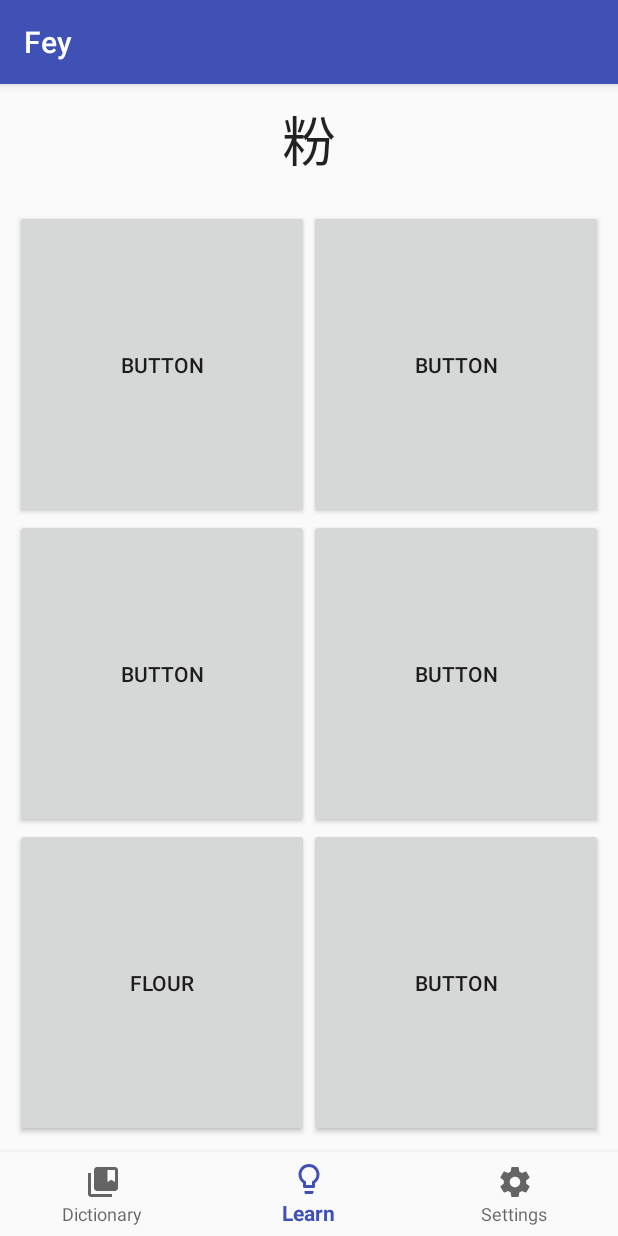
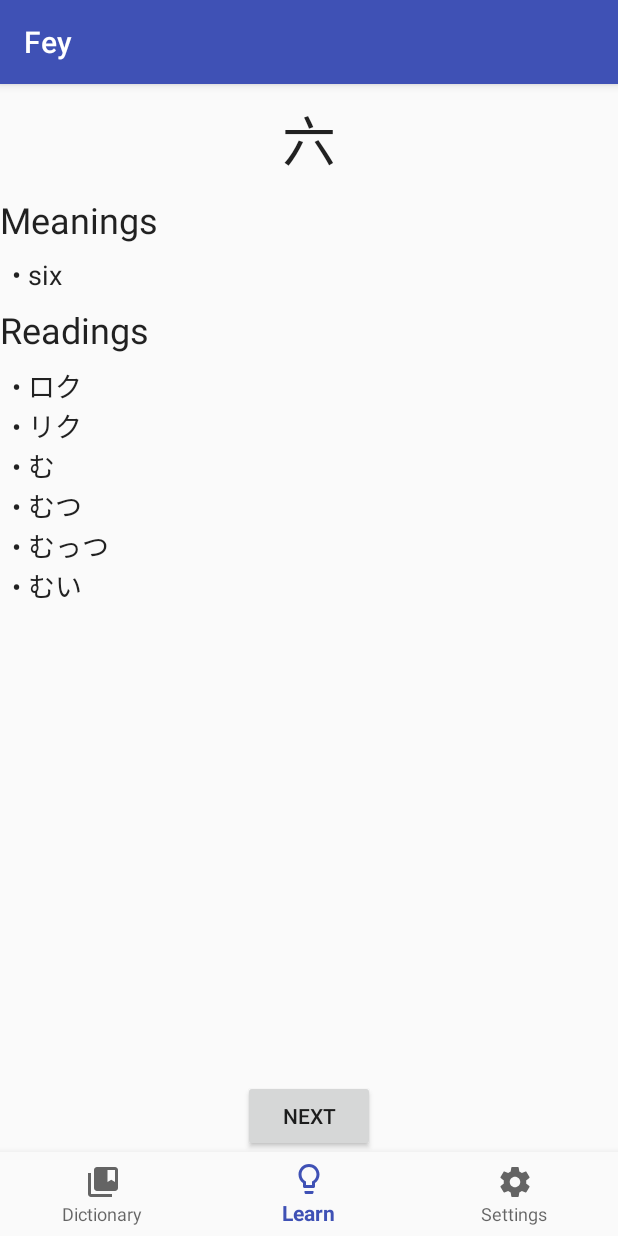
Before and after one commit to Teemperor/Fey, an Android app: the screen it shows after launch (MainActivity), item 2 of the bottom bar chosen, on a phone screen of 412 x 824 dp. Run offline under Robolectric (Android 15) with nearby library versions, the phone set to English and light mode, and no system bars; libraries missing offline, so code that uses them is left out: android.test.

Commit message:
Adapted UI to new learning process

```diff
--- a/app/src/main/java/de/teemperor/fey/fey/InfoFragment.java
+++ b/app/src/main/java/de/teemperor/fey/fey/InfoFragment.java
@@ -6,6 +6,7 @@ import android.app.Fragment;
 import android.view.LayoutInflater;
 import android.view.View;
 import android.view.ViewGroup;
+import android.widget.Button;
 import android.widget.TextView;
 
 import java.util.List;
@@ -26,7 +27,10 @@ public class InfoFragment extends Fragment {
     private String mParam1;
     private String mParam2;
 
+    private Symbol symbolToDisplay;
+
     private TextView symbol, meanings, readings;
+    private boolean showNext;
 
     public InfoFragment() {
         // Required empty public constructor
@@ -58,11 +62,13 @@ public class InfoFragment extends Fragment {
      * @return A new instance of fragment InfoFragment.
      */
     // TODO: Rename and change types and number of parameters
-    public static InfoFragment newInstance(String param1, String param2) {
+    public static InfoFragment newInstance(Symbol s, boolean showNext) {
         InfoFragment fragment = new InfoFragment();
+        fragment.symbolToDisplay = s;
+        fragment.showNext = showNext;
         Bundle args = new Bundle();
-        args.putString(ARG_PARAM1, param1);
-        args.putString(ARG_PARAM2, param2);
+        args.putString(ARG_PARAM1, "");
+        args.putString(ARG_PARAM2, "y");
         fragment.setArguments(args);
         return fragment;
     }
@@ -85,8 +91,19 @@ public class InfoFragment extends Fragment {
         symbol = (TextView) view.findViewById(R.id.symbol);
         meanings = (TextView) view.findViewById(R.id.meaningsText);
         readings = (TextView) view.findViewById(R.id.readingsText);
+        Button nextButton = (Button) view.findViewById(R.id.nextButton);
+        if (showNext) {
+            nextButton.setOnClickListener(new View.OnClickListener() {
+                @Override
+                public void onClick(View view) {
+                    LearnFragment.singleton.next();
+                }
+            });
+        } else {
+            nextButton.setVisibility(View.INVISIBLE);
+        }
 
-        setSymbol(SymbolDict.singleton.getRandom());
+        setSymbol(symbolToDisplay);
 
         return view;
     }
--- a/app/src/main/java/de/teemperor/fey/fey/LearnFragment.java
+++ b/app/src/main/java/de/teemperor/fey/fey/LearnFragment.java
@@ -28,10 +28,30 @@ public class LearnFragment extends Fragment {
     private String mParam2;
 
     private LinearLayout mContent;
-    private Teacher teacher;
+
+    public static LearnFragment singleton;
+    private Fragment fragment;
 
     public LearnFragment() {
         // Required empty public constructor
+        singleton = this;
+    }
+
+    public void next() {
+        mContent.removeAllViews();
+        FragmentManager fragmentManager = getFragmentManager();
+        FragmentTransaction fragmentTransaction = fragmentManager.beginTransaction();
+        if (fragment != null)
+            fragmentTransaction.remove(fragment);
+
+        LearnTask l = MainActivity.teacher.nextTask();
+        if (l.getSymbolToLearn() != null) {
+            fragment = InfoFragment.newInstance(l.getSymbolToLearn(), true);
+        } else {
+            fragment = QuizFragment.newInstance(l.getQuestion());
+        }
+        fragmentTransaction.add(R.id.content, fragment);
+        fragmentTransaction.commit();
     }
 
     // TODO: Rename and change types and number of parameters
@@ -61,15 +81,7 @@ public class LearnFragment extends Fragment {
 
         mContent = (LinearLayout) view.findViewById(R.id.learn_container);
 
-        teacher = new Teacher();
-
-        mContent.removeAllViews();
-        FragmentManager fragmentManager = getFragmentManager();
-        FragmentTransaction fragmentTransaction = fragmentManager.beginTransaction();
-        QuizFragment fragment = null;
-        fragment = QuizFragment.newInstance(SymbolDict.singleton.getRandom());
-        fragmentTransaction.add(R.id.content, fragment);
-        fragmentTransaction.commit();
+        next();
 
         return view;
     }
--- a/app/src/main/java/de/teemperor/fey/fey/MainActivity.java
+++ b/app/src/main/java/de/teemperor/fey/fey/MainActivity.java
@@ -17,27 +17,40 @@ public class MainActivity extends AppCompatActivity {
 
     private FrameLayout mContent;
 
+    static Teacher teacher = new Teacher();
+
+    int i = -1;
+
     private BottomNavigationView.OnNavigationItemSelectedListener mOnNavigationItemSelectedListener
             = new BottomNavigationView.OnNavigationItemSelectedListener() {
 
         @Override
         public boolean onNavigationItemSelected(@NonNull MenuItem item) {
-            mContent.removeAllViews();
             FragmentManager fragmentManager = getFragmentManager();
             FragmentTransaction fragmentTransaction = fragmentManager.beginTransaction();
             Fragment fragment = null;
             switch (item.getItemId()) {
                 case R.id.navigation_dict:
-                    fragment = InfoFragment.newInstance("a", "b");
+                    if (i == R.id.navigation_dict)
+                        return true;
+                    i = R.id.navigation_dict;
+                    fragment = InfoFragment.newInstance(teacher.getSymbols().get(0).getSymbol(), false);
                     break;
                 case R.id.navigation_learn:
+                    if (i == R.id.navigation_learn)
+                        return true;
+                    i = R.id.navigation_learn;
                     fragment = LearnFragment.newInstance("a", "b");
                     break;
                 case R.id.navigation_settings:
+                    if (i == R.id.navigation_settings)
+                        return true;
+                    i = R.id.navigation_settings;
                     fragment = SettingsFragment.newInstance("a", "b");
                     break;
             }
             fragmentTransaction.add(R.id.content, fragment);
+            mContent.removeAllViews();
             fragmentTransaction.commit();
             return true;
         }
@@ -53,6 +66,7 @@ public class MainActivity extends AppCompatActivity {
             InputStream input = getAssets().open("joyo.csv");
             SymbolDict.singleton = new SymbolDict("joyo");
             SymbolDict.singleton.parseCSV(input);
+            teacher.setDict(SymbolDict.singleton);
         } catch (IOException e) {
             e.printStackTrace();
         }
--- a/app/src/main/java/de/teemperor/fey/fey/Question.java
+++ b/app/src/main/java/de/teemperor/fey/fey/Question.java
@@ -27,6 +27,10 @@ public class Question {
         return answers;
     }
 
+    public int getCorrectAnswer() {
+        return correctAnswer;
+    }
+
     public boolean answer(int foundAnswerIndex) {
         boolean correct = (foundAnswerIndex == correctAnswer);
         teacher.giveFeedback(checkedSymbol, correct);
--- a/app/src/main/java/de/teemperor/fey/fey/QuizFragment.java
+++ b/app/src/main/java/de/teemperor/fey/fey/QuizFragment.java
@@ -32,25 +32,25 @@ public class QuizFragment extends Fragment {
     private TextView question;
     private Button[] answerOptions;
 
-    private int answerIndex = 0;
     private int textColorOriginal = 0;
     private boolean displayingAnswer = false;
     private int rightColor = Color.parseColor("#27d500");
     private int wrongColor = Color.parseColor("#d50003");
 
-    private Symbol symbolToSet;
+    Question q;
 
     public QuizFragment() {
         // Required empty public constructor
         answerOptions = new Button[6];
     }
 
-    public void setSymbol(Symbol s) {
+    public void setQuestion(Question q) {
+        this.q = q;
         displayingAnswer = false;
-        question.setText(s.getSymbols().get(0));
-        answerIndex = new Random().nextInt(answerOptions.length);
-        answerOptions[answerIndex].setText(s.getMeanings().get(0));
-        question.setTextColor(textColorOriginal);
+        question.setText(q.getQuestion());
+        for (int i = 0; i < 6; i++) {
+            answerOptions[i].setText(q.getAnswers().get(i));
+        }
 
         for (Button b : answerOptions) {
             b.setEnabled(true);
@@ -60,9 +60,9 @@ public class QuizFragment extends Fragment {
 
 
     // TODO: Rename and change types and number of parameters
-    public static QuizFragment newInstance(Symbol s) {
+    public static QuizFragment newInstance(Question q) {
         QuizFragment fragment = new QuizFragment();
-        fragment.symbolToSet = s;
+        fragment.q = q;
         Bundle args = new Bundle();
         args.putString(ARG_PARAM1, "");
         args.putString(ARG_PARAM2, "");
@@ -80,13 +80,13 @@ public class QuizFragment extends Fragment {
     }
 
     public void pressedAnswer(int index) {
-        boolean correct = index == answerIndex;;
+        boolean correct = q.answer(index);;
         displayingAnswer = true;
 
-        answerOptions[answerIndex].setTextColor(rightColor);
+        answerOptions[q.getCorrectAnswer()].setTextColor(rightColor);
         question.setTextColor(correct ? rightColor : wrongColor);
 
-        if (index == answerIndex) {
+        if (correct) {
             for (Button b : answerOptions) {
                 b.setEnabled(false);
             }
@@ -98,7 +98,8 @@ public class QuizFragment extends Fragment {
         handler.postDelayed(new Runnable() {
             @Override
             public void run() {
-                setSymbol(SymbolDict.singleton.getRandom());
+                LearnFragment.singleton.next();
+                //setSymbol(SymbolDict.singleton.getRandom());
             }
         }, correct ? 500 : 2500);
     }
@@ -134,8 +135,7 @@ public class QuizFragment extends Fragment {
             j++;
         }
 
-        setSymbol(symbolToSet);
-
+        setQuestion(q);
         return view;
     }
 
--- a/app/src/main/java/de/teemperor/fey/fey/Teacher.java
+++ b/app/src/main/java/de/teemperor/fey/fey/Teacher.java
@@ -110,7 +110,7 @@ public class Teacher {
                 s.setIntroduced(true);
                 return new LearnTask(s.getSymbol());
             }
-            if (i >= 10)
+            if (i >= 6)
                 break;
         }
 
@@ -120,13 +120,13 @@ public class Teacher {
 
         for (LearningSymbol s : symbols) {
             possibleSymbols.add(s);
-            int weight = (int) (s.getProficiency() * 15) + 1;
+            int weight = (int) ((1 - s.getProficiency()) * 15) + 1;
             weightSum += weight;
             weights.add(weight);
             if(!s.isIntroduced())
                 break;
         }
-        int index = new Random().nextInt(weightSum);
+        int index = random.nextInt(weightSum);
         for(int i = 0; i < weights.size(); i++) {
             index -= weights.get(i);
             if (index < 0) {
--- a/app/src/main/res/layout/fragment_info.xml
+++ b/app/src/main/res/layout/fragment_info.xml
@@ -6,9 +6,15 @@
 
     <!-- TODO: Update blank fragment layout -->
 
+    <LinearLayout
+        android:layout_width="match_parent"
+        android:layout_height="match_parent"
+        android:orientation="vertical">
+
         <ScrollView
             android:layout_width="match_parent"
-        android:layout_height="match_parent">
+            android:layout_height="match_parent"
+            android:layout_weight="1">
 
             <LinearLayout
                 android:layout_width="match_parent"
@@ -75,9 +81,19 @@
                         android:text="ひもつき"
                         android:textAppearance="@style/TextAppearance.AppCompat.Body1"
                         android:textSize="18sp" />
+
                 </LinearLayout>
 
             </LinearLayout>
         </ScrollView>
 
+        <Button
+            android:id="@+id/nextButton"
+            android:layout_width="wrap_content"
+            android:layout_height="wrap_content"
+            android:layout_gravity="center"
+            android:layout_weight="0"
+            android:text="Next" />
+    </LinearLayout>
+
 </FrameLayout>
--- a/app/src/main/res/layout/fragment_learn.xml
+++ b/app/src/main/res/layout/fragment_learn.xml
@@ -8,5 +8,7 @@
         android:id="@+id/learn_container"
         android:layout_width="match_parent"
         android:layout_height="match_parent"
-        android:orientation="vertical"></LinearLayout>
+        android:orientation="vertical">
+
+    </LinearLayout>
 </FrameLayout>
```
Also changed, not shown: 1 other file. Lines whose indentation alone changed are shown as unchanged.
